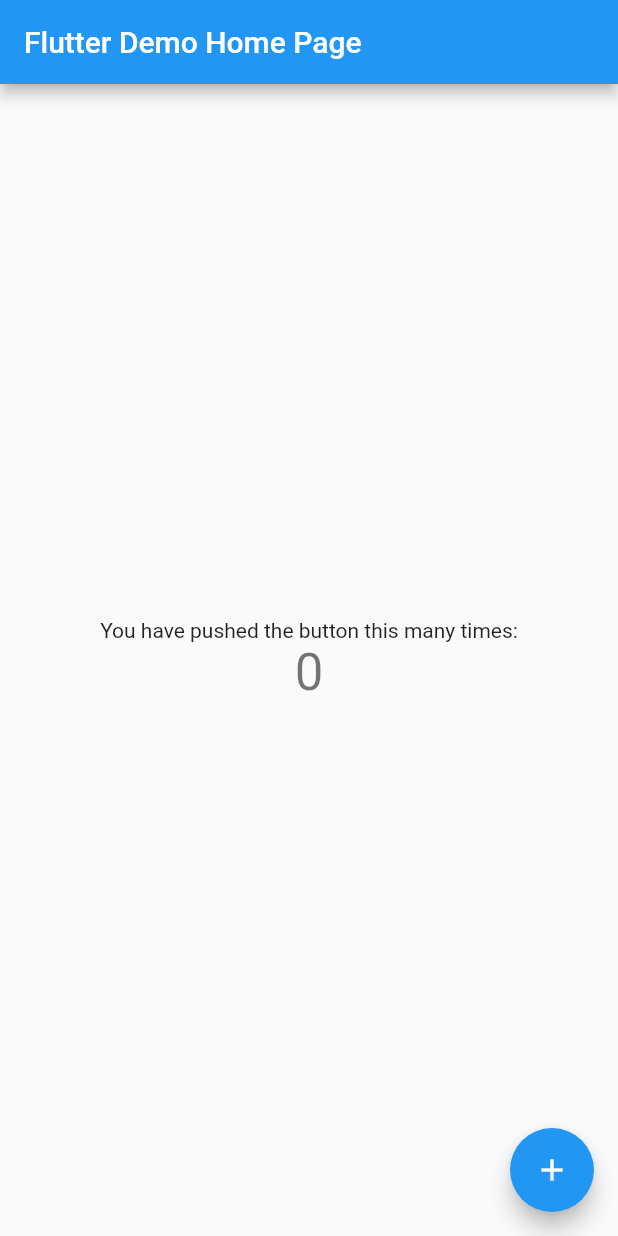
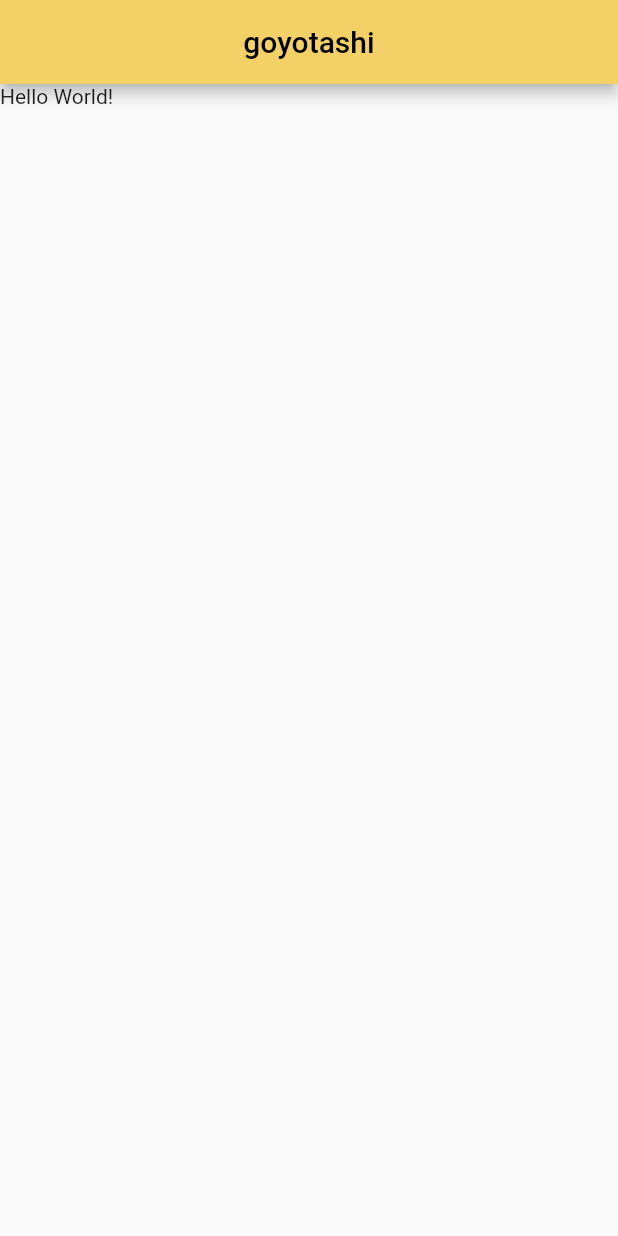
Before and after one commit to atrn0/goyotashi_client, a Flutter app: the screen it shows after launch, on a phone screen of 412 x 824 dp. Run offline on Flutter 3.47's test engine with Material 2 defaults, Android fonts, the phone set to English and light mode, and no system bars.

Commit message:
add home page

```diff
--- a/lib/main.dart
+++ b/lib/main.dart
@@ -1,4 +1,5 @@
 import 'package:flutter/material.dart';
+import 'package:goyotashi_client/pages/home_page.dart';
 
 void main() => runApp(MyApp());
 
@@ -7,105 +8,11 @@
   @override
   Widget build(BuildContext context) {
     return MaterialApp(
-      title: 'Flutter Demo',
+      title: 'goyotashi',
       theme: ThemeData(
-        // This is the theme of your application.
-        //
-        // Try running your application with "flutter run". You'll see the
-        // application has a blue toolbar. Then, without quitting the app, try
-        // changing the primarySwatch below to Colors.green and then invoke
-        // "hot reload" (press "r" in the console where you ran "flutter run",
-        // or simply save your changes to "hot reload" in a Flutter IDE).
-        // Notice that the counter didn't reset back to zero; the application
-        // is not restarted.
         primarySwatch: Colors.blue,
       ),
-      home: MyHomePage(title: 'Flutter Demo Home Page'),
+      home: HomePage(),
     );
   }
 }
-
-class MyHomePage extends StatefulWidget {
-  MyHomePage({Key key, this.title}) : super(key: key);
-
-  // This widget is the home page of your application. It is stateful, meaning
-  // that it has a State object (defined below) that contains fields that affect
-  // how it looks.
-
-  // This class is the configuration for the state. It holds the values (in this
-  // case the title) provided by the parent (in this case the App widget) and
-  // used by the build method of the State. Fields in a Widget subclass are
-  // always marked "final".
-
-  final String title;
-
-  @override
-  _MyHomePageState createState() => _MyHomePageState();
-}
-
-class _MyHomePageState extends State<MyHomePage> {
-  int _counter = 0;
-
-  void _incrementCounter() {
-    setState(() {
-      // This call to setState tells the Flutter framework that something has
-      // changed in this State, which causes it to rerun the build method below
-      // so that the display can reflect the updated values. If we changed
-      // _counter without calling setState(), then the build method would not be
-      // called again, and so nothing would appear to happen.
-      _counter++;
-    });
-  }
-
-  @override
-  Widget build(BuildContext context) {
-    // This method is rerun every time setState is called, for instance as done
-    // by the _incrementCounter method above.
-    //
-    // The Flutter framework has been optimized to make rerunning build methods
-    // fast, so that you can just rebuild anything that needs updating rather
-    // than having to individually change instances of widgets.
-    return Scaffold(
-      appBar: AppBar(
-        // Here we take the value from the MyHomePage object that was created by
-        // the App.build method, and use it to set our appbar title.
-        title: Text(widget.title),
-      ),
-      body: Center(
-        // Center is a layout widget. It takes a single child and positions it
-        // in the middle of the parent.
-        child: Column(
-          // Column is also a layout widget. It takes a list of children and
-          // arranges them vertically. By default, it sizes itself to fit its
-          // children horizontally, and tries to be as tall as its parent.
-          //
-          // Invoke "debug painting" (press "p" in the console, choose the
-          // "Toggle Debug Paint" action from the Flutter Inspector in Android
-          // Studio, or the "Toggle Debug Paint" command in Visual Studio Code)
-          // to see the wireframe for each widget.
-          //
-          // Column has various properties to control how it sizes itself and
-          // how it positions its children. Here we use mainAxisAlignment to
-          // center the children vertically; the main axis here is the vertical
-          // axis because Columns are vertical (the cross axis would be
-          // horizontal).
-          mainAxisAlignment: MainAxisAlignment.center,
-          children: <Widget>[
-            Text(
-              'You have pushed the button this many times:',
-            ),
-            Text(
-              '$_counter',
-              style: Theme.of(context).textTheme.headline4,
-            ),
-          ],
-        ),
-      ),
-      floatingActionButton: FloatingActionButton(
-        onPressed: _incrementCounter,
-        tooltip: 'Increment',
-        child: Icon(Icons.add),
-      ), // This trailing comma makes auto-formatting nicer for build methods.
-    );
-  }
-}
--- /dev/null
+++ b/lib/pages/home_page.dart
@@ -0,0 +1,21 @@
+import 'package:flutter/cupertino.dart';
+import 'package:flutter/material.dart';
+
+class HomePage extends StatelessWidget {
+  @override
+  Widget build(BuildContext context) {
+    return Scaffold(
+      appBar: AppBar(
+        backgroundColor: Color(0xFFF3D167),
+        centerTitle: true,
+        title: Text(
+          'goyotashi',
+          style: TextStyle(
+            color: Colors.black,
+          ),
+        ),
+      ),
+      body: Text('Hello World!'),
+    );
+  }
+}
```
